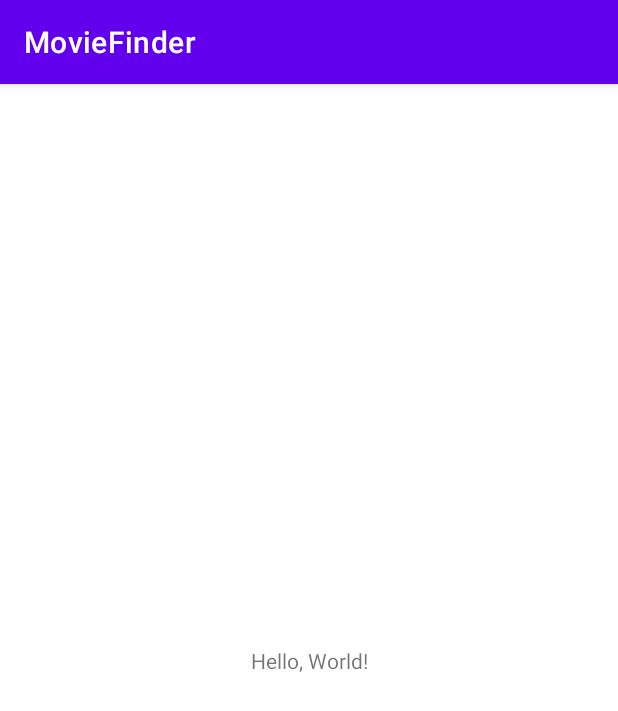
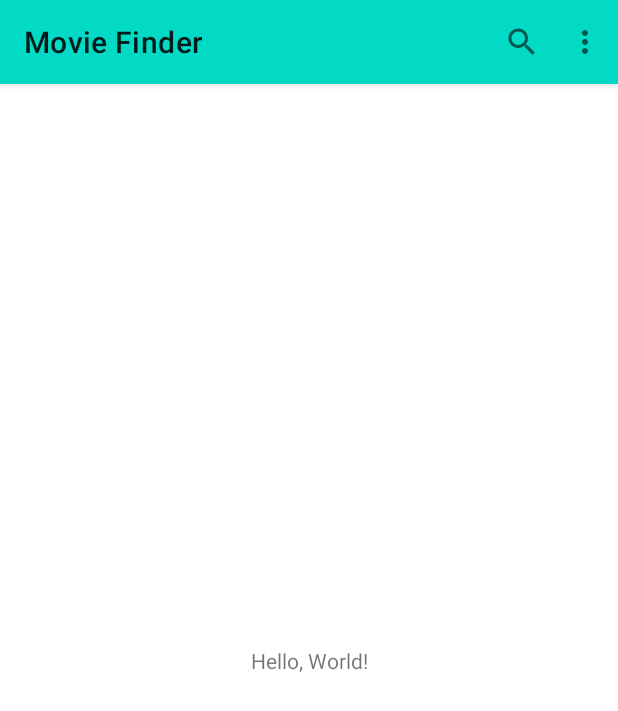
Before and after one commit to CyJimmy264/Android_Kotlin, an Android app: the screen it shows after launch (MainActivity), on a phone screen of 412 x 824 dp. Shown: the top 711 px of the screen. Run offline under Robolectric (Android 15) with nearby library versions, the phone set to English and light mode, and no system bars.

Commit message:
Add Toolbar to MainFragment

```diff
--- a/app/src/main/java/ru/cj264/geekbrains/movie_finder/ui/main/MainFragment.kt
+++ b/app/src/main/java/ru/cj264/geekbrains/movie_finder/ui/main/MainFragment.kt
@@ -23,17 +23,25 @@ class MainFragment : Fragment() {
     override fun onCreateView(inflater: LayoutInflater, container: ViewGroup?,
                               savedInstanceState: Bundle?): View {
         _binding = MainFragmentBinding.inflate(inflater, container, false)
-        binding.message.text = getString(R.string.hello_world)
+
         return binding.root
+    }
+
+    override fun onViewCreated(view: View, savedInstanceState: Bundle?) {
+        super.onViewCreated(view, savedInstanceState)
+
+        binding.content.message.text = getString(R.string.hello_world)
     }
 
     override fun onDestroyView() {
         super.onDestroyView()
+
         _binding = null
     }
 
     override fun onActivityCreated(savedInstanceState: Bundle?) {
         super.onActivityCreated(savedInstanceState)
+
         viewModel = ViewModelProvider(this).get(MainViewModel::class.java)
     }
 }
--- /dev/null
+++ b/app/src/main/res/layout/main_content.xml
@@ -0,0 +1,16 @@
+<?xml version="1.0" encoding="utf-8"?>
+<androidx.constraintlayout.widget.ConstraintLayout xmlns:android="http://schemas.android.com/apk/res/android"
+    xmlns:app="http://schemas.android.com/apk/res-auto"
+    xmlns:tools="http://schemas.android.com/tools"
+    android:layout_width="match_parent"
+    android:layout_height="match_parent">
+
+    <TextView
+        android:id="@+id/message"
+        android:layout_width="wrap_content"
+        android:layout_height="wrap_content"
+        app:layout_constraintBottom_toBottomOf="parent"
+        app:layout_constraintEnd_toEndOf="parent"
+        app:layout_constraintStart_toStartOf="parent"
+        app:layout_constraintTop_toTopOf="parent" />
+</androidx.constraintlayout.widget.ConstraintLayout>
--- a/app/src/main/res/layout/main_fragment.xml
+++ b/app/src/main/res/layout/main_fragment.xml
@@ -1,19 +1,34 @@
 <?xml version="1.0" encoding="utf-8"?>
-<androidx.constraintlayout.widget.ConstraintLayout xmlns:android="http://schemas.android.com/apk/res/android"
+<androidx.coordinatorlayout.widget.CoordinatorLayout
+    xmlns:android="http://schemas.android.com/apk/res/android"
     xmlns:app="http://schemas.android.com/apk/res-auto"
     xmlns:tools="http://schemas.android.com/tools"
-    android:id="@+id/main"
     android:layout_width="match_parent"
     android:layout_height="match_parent"
     tools:context=".ui.main.MainFragment">
 
-    <TextView
-        android:id="@+id/message"
-        android:layout_width="wrap_content"
-        android:layout_height="wrap_content"
-        app:layout_constraintBottom_toBottomOf="parent"
-        app:layout_constraintEnd_toEndOf="parent"
-        app:layout_constraintStart_toStartOf="parent"
-        app:layout_constraintTop_toTopOf="parent" />
+    <com.google.android.material.appbar.AppBarLayout
+        android:layout_width="match_parent"
+        android:layout_height="wrap_content">
 
-</androidx.constraintlayout.widget.ConstraintLayout>
+        <androidx.appcompat.widget.Toolbar
+            android:id="@+id/toolbar"
+            android:layout_width="match_parent"
+            android:layout_height="?attr/actionBarSize"
+            android:background="?attr/colorPrimary"
+            app:title="@string/app_name"
+            app:menu="@menu/toolbar_main">
+        </androidx.appcompat.widget.Toolbar>
+
+    </com.google.android.material.appbar.AppBarLayout>
+
+    <FrameLayout
+        android:layout_width="match_parent"
+        android:layout_height="match_parent"
+        app:layout_behavior="@string/appbar_scrolling_view_behavior">
+        <include
+            android:id="@+id/content"
+            layout="@layout/main_content" />
+    </FrameLayout>
+
+</androidx.coordinatorlayout.widget.CoordinatorLayout>
--- /dev/null
+++ b/app/src/main/res/menu/toolbar_main.xml
@@ -0,0 +1,16 @@
+<?xml version="1.0" encoding="utf-8"?>
+<menu xmlns:android="http://schemas.android.com/apk/res/android"
+    xmlns:app="http://schemas.android.com/apk/res-auto">
+    <item
+        android:id="@+id/action_search"
+        android:icon="@android:drawable/ic_menu_search"
+        android:orderInCategory="5"
+        android:title="@string/search"
+        app:actionViewClass="androidx.appcompat.widget.SearchView"
+        app:showAsAction="ifRoom" />
+    <item
+        android:id="@+id/action_settings"
+        android:title="@string/settings"
+        android:orderInCategory="40"
+        app:showAsAction="never" />
+</menu>
--- a/app/src/main/res/values/strings.xml
+++ b/app/src/main/res/values/strings.xml
@@ -1,4 +1,6 @@
 <resources>
-    <string name="app_name">MovieFinder</string>
+    <string name="app_name">Movie Finder</string>
     <string name="hello_world">Hello, World!</string>
+    <string name="search">Search</string>
+    <string name="settings">Settings</string>
 </resources>
--- a/app/src/main/res/values/themes.xml
+++ b/app/src/main/res/values/themes.xml
@@ -1,14 +1,14 @@
 <resources xmlns:tools="http://schemas.android.com/tools">
     <!-- Base application theme. -->
-    <style name="Theme.MovieFinder" parent="Theme.MaterialComponents.DayNight.DarkActionBar">
+    <style name="Theme.MovieFinder" parent="Theme.MaterialComponents.DayNight.NoActionBar">
         <!-- Primary brand color. -->
-        <item name="colorPrimary">@color/purple_500</item>
-        <item name="colorPrimaryVariant">@color/purple_700</item>
-        <item name="colorOnPrimary">@color/white</item>
+        <item name="colorPrimary">@color/teal_200</item>
+        <item name="colorPrimaryVariant">@color/teal_700</item>
+        <item name="colorOnPrimary">@color/black</item>
         <!-- Secondary brand color. -->
-        <item name="colorSecondary">@color/teal_200</item>
-        <item name="colorSecondaryVariant">@color/teal_700</item>
-        <item name="colorOnSecondary">@color/black</item>
+        <item name="colorSecondary">@color/purple_500</item>
+        <item name="colorSecondaryVariant">@color/purple_700</item>
+        <item name="colorOnSecondary">@color/white</item>
         <!-- Status bar color. -->
         <item name="android:statusBarColor" tools:targetApi="l">?attr/colorPrimaryVariant</item>
         <!-- Customize your theme here. -->
```
Also changed, not shown: 1 other file.
